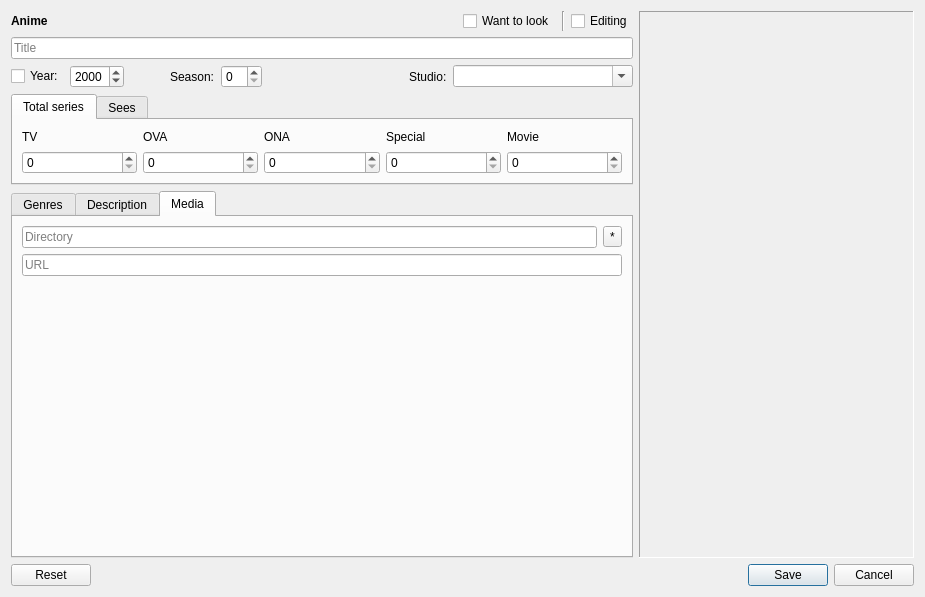
Before: the Qt Designer form dialogaddanime.ui in LibertaSoft/DatabaseAnime, drawn with Qt 5.
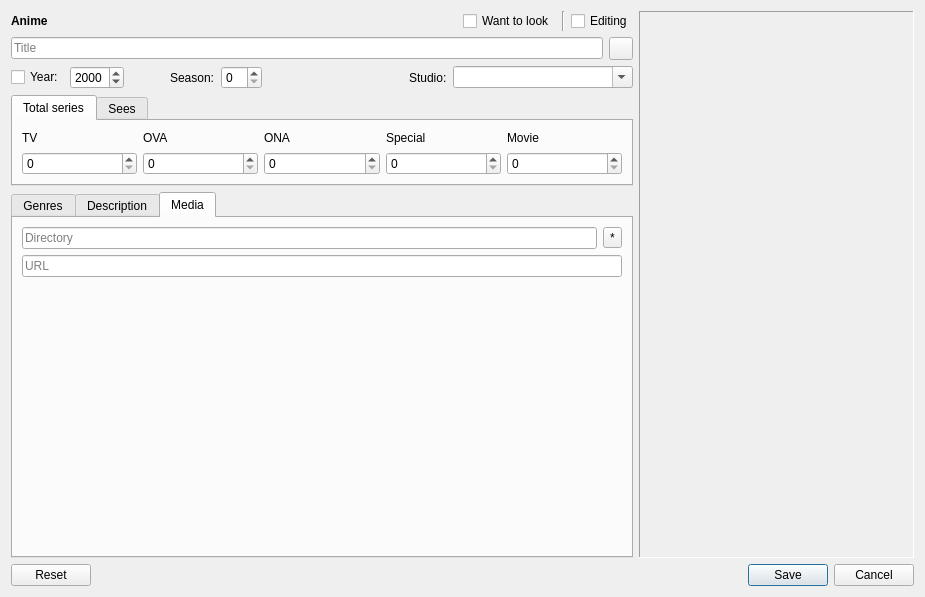
After: the same form once the commit is applied. Icons and pictures are not drawn. Custom widgets are drawn as their Qt base class.

The edit to the form file:
```diff
--- a/dialogaddanime.ui
+++ b/dialogaddanime.ui
@@ -86,6 +86,8 @@
         </layout>
        </item>
        <item>
+        <layout class="QHBoxLayout" name="horizontalLayout">
+         <item>
         <widget class="QLineEdit" name="LineEdit_Title">
          <property name="maxLength">
           <number>128</number>
@@ -99,6 +101,16 @@
         </widget>
        </item>
        <item>
+          <widget class="QToolButton" name="TBtn_Search">
+           <property name="icon">
+            <iconset>
+             <normaloff>../../../Downloads/diagram-08_4033.png</normaloff>../../../Downloads/diagram-08_4033.png</iconset>
+           </property>
+          </widget>
+         </item>
+        </layout>
+       </item>
+       <item>
         <layout class="QVBoxLayout" name="VLay_OrigTitle">
          <property name="topMargin">
           <number>0</number>
```
Left out of the diff: 1 changed line with no effect on the pictures. Lines whose indentation alone changed are shown as unchanged.
